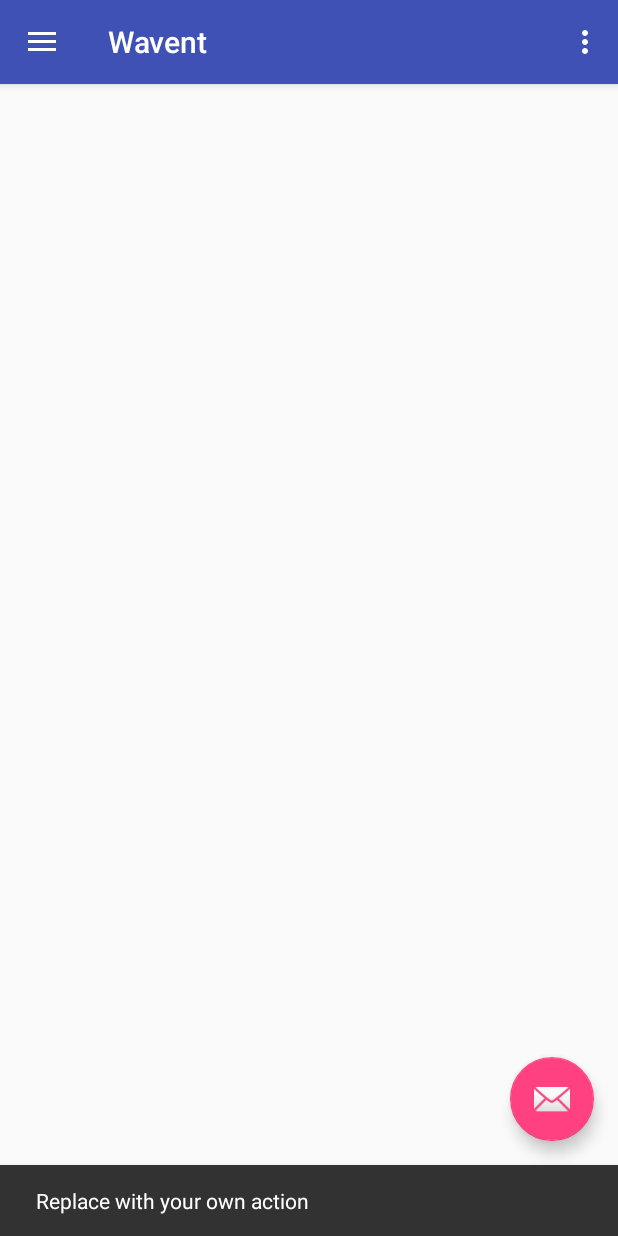
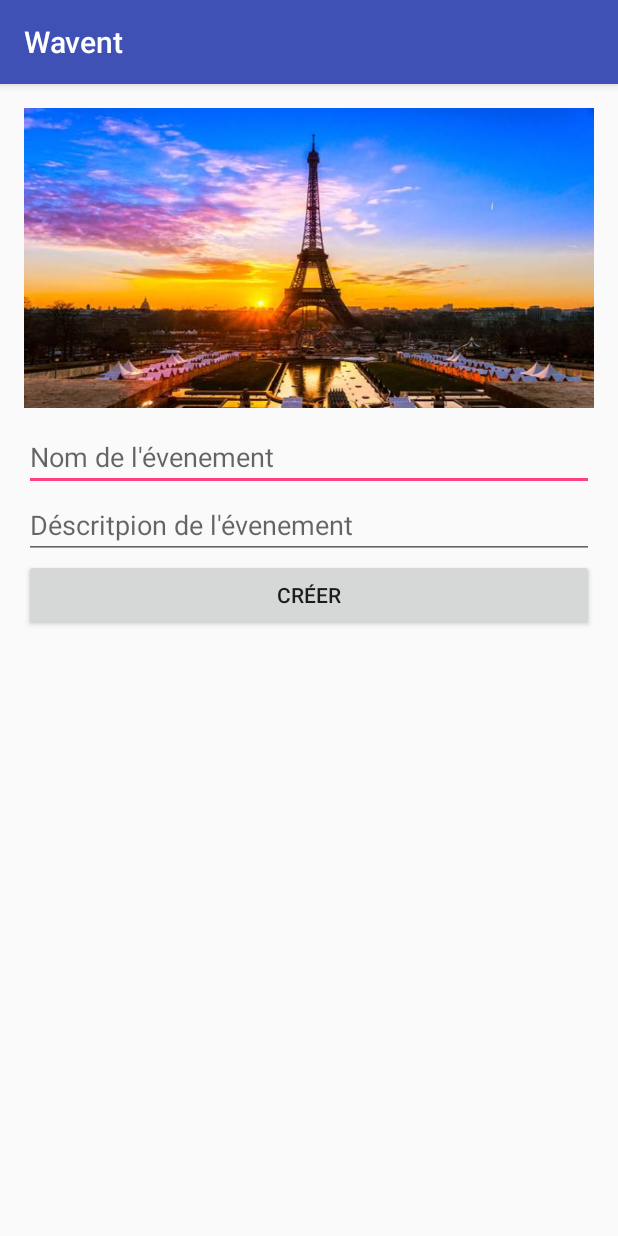
Before and after one commit to arnaud-roland/Wavent-Android, an Android app: the ListEventActivity screen opened directly, with no data from a screen before it, after a tap on an icon or button, on a phone screen of 412 x 824 dp. Run offline under Robolectric (Android 15) with nearby library versions, the phone set to English and light mode, and no system bars; our stand-ins replace Volley; network calls fail; 6 statements that could not run were skipped.

Commit message:
Ajout de la création d'un event

```diff
--- /dev/null
+++ b/app/src/main/java/com/wavent/src/activity/CreateEventActivity.java
@@ -0,0 +1,66 @@
+package com.wavent.src.activity;
+
+import android.content.Intent;
+import android.support.v7.app.AppCompatActivity;
+import android.os.Bundle;
+import android.view.View;
+import android.widget.Button;
+import android.widget.EditText;
+import android.widget.ImageView;
+import android.widget.TextView;
+
+import com.google.gson.Gson;
+import com.google.gson.GsonBuilder;
+import com.google.gson.JsonObject;
+import com.wavent.R;
+import com.wavent.src.manager.ApiManager;
+import com.wavent.src.model.Event;
+import com.wavent.src.model.Session;
+
+import org.json.JSONException;
+import org.json.JSONObject;
+
+public class CreateEventActivity extends AppCompatActivity {
+
+    private ImageView imageViewEvent;
+    private EditText nameTV;
+    private EditText subjectTV;
+
+    @Override
+    protected void onCreate(Bundle savedInstanceState) {
+        super.onCreate(savedInstanceState);
+        setContentView(R.layout.activity_create_event);
+
+        nameTV = (EditText) findViewById(R.id.editText);
+        subjectTV = (EditText) findViewById(R.id.editText2);
+
+    }
+
+    public void createEvent(View view){
+
+        String name = nameTV.getText().toString();
+        String subject = subjectTV.getText().toString();
+
+        if(name.equals("") || name == null || subject.equals("") || subject == null){
+
+        }else{
+            Event newEvent = new Event(name,subject,"picture.jpeg", Session.getInstance(null).getUserConnected().getId());
+            GsonBuilder builder = new GsonBuilder();
+            Gson gson = builder.create();
+            gson.toJson(newEvent,Event.class);
+            String jsonString = gson.toJson(newEvent,Event.class);
+            JSONObject params = null;
+            try {
+                 params = new JSONObject(jsonString);
+            } catch (JSONException e) {
+                e.printStackTrace();
+            }
+            if(params != null){
+                ApiManager.getInstance().createEvent(CreateEventActivity.this,params);
+                Intent intent = new Intent(CreateEventActivity.this,ListEventActivity.class);
+                startActivity(intent);
+            }
+
+        }
+    }
+}
--- a/app/src/main/java/com/wavent/src/activity/ListEventActivity.java
+++ b/app/src/main/java/com/wavent/src/activity/ListEventActivity.java
@@ -1,5 +1,6 @@
 package com.wavent.src.activity;
 
+import android.content.Intent;
 import android.os.Bundle;
 import android.support.design.widget.FloatingActionButton;
 import android.support.design.widget.Snackbar;
@@ -58,8 +59,8 @@ public class ListEventActivity extends AppCompatActivity
         fab.setOnClickListener(new View.OnClickListener() {
             @Override
             public void onClick(View view) {
-                Snackbar.make(view, "Replace with your own action", Snackbar.LENGTH_LONG)
-                        .setAction("Action", null).show();
+                Intent intent = new Intent(ListEventActivity.this, CreateEventActivity.class);
+                startActivity(intent);
             }
         });
 
--- /dev/null
+++ b/app/src/main/res/layout/activity_create_event.xml
@@ -0,0 +1,42 @@
+<?xml version="1.0" encoding="utf-8"?>
+<LinearLayout xmlns:android="http://schemas.android.com/apk/res/android"
+    xmlns:tools="http://schemas.android.com/tools"
+    android:layout_width="match_parent"
+    android:layout_height="match_parent"
+    android:orientation="vertical"
+    android:paddingBottom="@dimen/activity_vertical_margin"
+    android:paddingLeft="@dimen/activity_horizontal_margin"
+    android:paddingRight="@dimen/activity_horizontal_margin"
+    android:paddingTop="@dimen/activity_vertical_margin"
+    tools:context="com.wavent.src.activity.CreateEventActivity">
+
+    <ImageView
+        android:layout_width="wrap_content"
+        android:layout_height="200dp"
+        android:id="@+id/imageView2"
+        android:background="@drawable/parisguidetower"
+        android:layout_gravity="center_horizontal" />
+
+    <EditText
+        android:layout_width="match_parent"
+        android:layout_height="wrap_content"
+        android:id="@+id/editText"
+        android:paddingTop="20dp"
+        android:hint="@string/label_name_event"
+        android:layout_gravity="center_horizontal" />
+
+    <EditText
+        android:layout_width="match_parent"
+        android:layout_height="wrap_content"
+        android:id="@+id/editText2"
+        android:hint="@string/label_subject_event"
+        android:layout_gravity="center_horizontal" />
+
+    <Button
+        android:layout_width="fill_parent"
+        android:layout_height="wrap_content"
+        android:text="Créer"
+        android:id="@+id/button2"
+        android:layout_gravity="center_horizontal"
+        android:onClick="createEvent"/>
+</LinearLayout>
--- a/app/src/main/res/values/strings.xml
+++ b/app/src/main/res/values/strings.xml
@@ -14,4 +14,8 @@
     <string name="action_linear">Vue simple</string>
     <string name="action_grid">Vue grille</string>
 
+    <string name="label_name_event">Nom de l\'évenement</string>
+    <string name="label_subject_event">Déscritpion de l\'évenement</string>
+
+
 </resources>
```
Also changed, not shown: app/src/main/AndroidManifest.xml (+4 -3 lines), app/src/main/java/com/wavent/src/manager/ApiManager.java (+16 -0 lines), app/src/main/java/com/wavent/src/model/Event.java (+7 -0 lines).
